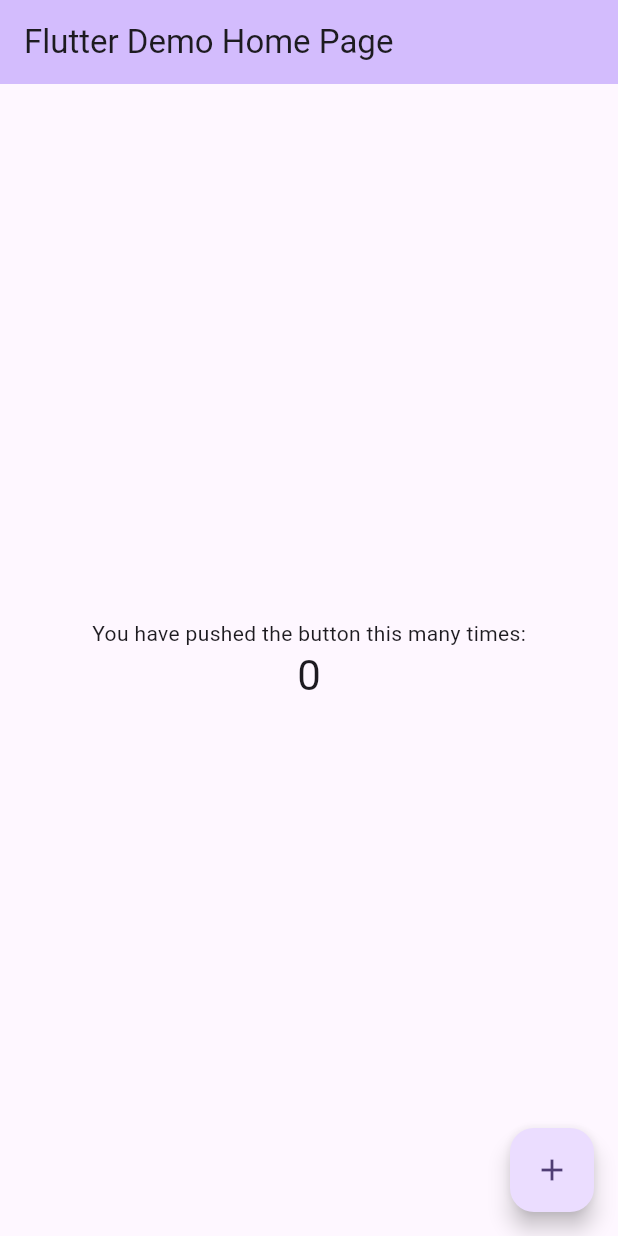
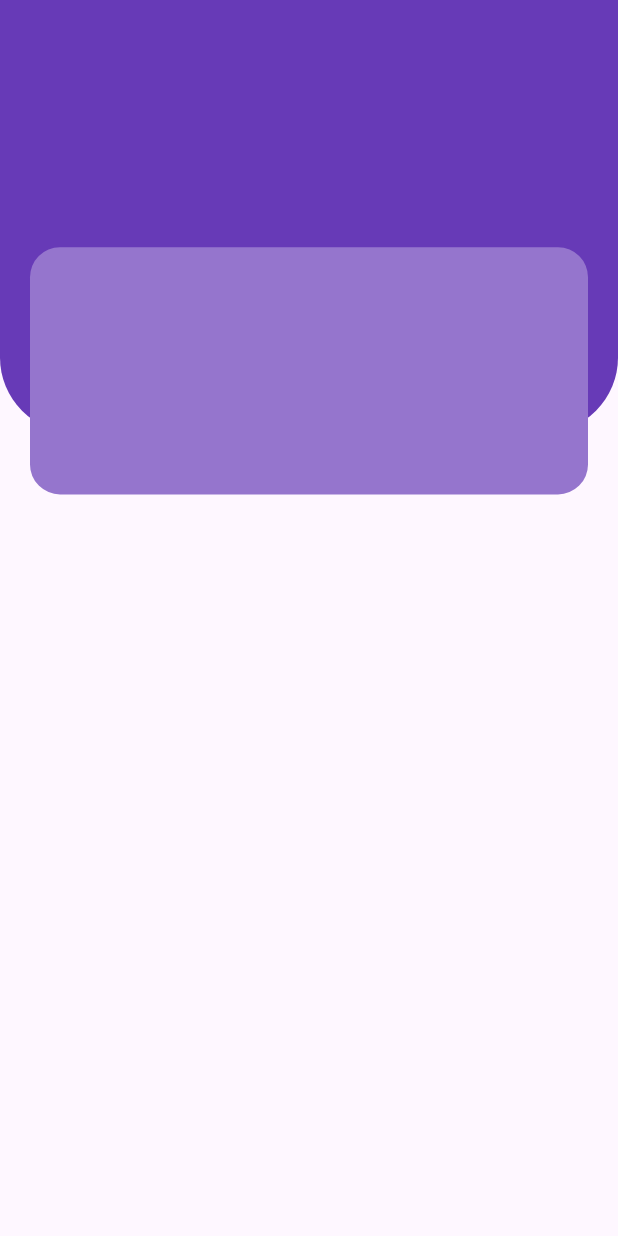
Before and after one commit to neamul-fahim/finance_management, a Flutter app: the screen it shows after launch, on a phone screen of 412 x 824 dp. Run offline on Flutter 3.47's test engine with Material 3 defaults, Android fonts, the phone set to English and light mode, and no system bars.

Commit message:
first commit

```diff
--- a/lib/main.dart
+++ b/lib/main.dart
@@ -1,3 +1,4 @@
+import 'package:finance_management/screens/home_page.dart';
 import 'package:flutter/material.dart';
 
 void main() {
@@ -31,95 +32,7 @@
         colorScheme: ColorScheme.fromSeed(seedColor: Colors.deepPurple),
         useMaterial3: true,
       ),
-      home: const MyHomePage(title: 'Flutter Demo Home Page'),
+      home: const HomePage(),
     );
   }
 }
-
-class MyHomePage extends StatefulWidget {
-  const MyHomePage({super.key, required this.title});
-
-  // This widget is the home page of your application. It is stateful, meaning
-  // that it has a State object (defined below) that contains fields that affect
-  // how it looks.
-
-  // This class is the configuration for the state. It holds the values (in this
-  // case the title) provided by the parent (in this case the App widget) and
-  // used by the build method of the State. Fields in a Widget subclass are
-  // always marked "final".
-
-  final String title;
-
-  @override
-  State<MyHomePage> createState() => _MyHomePageState();
-}
-
-class _MyHomePageState extends State<MyHomePage> {
-  int _counter = 0;
-
-  void _incrementCounter() {
-    setState(() {
-      // This call to setState tells the Flutter framework that something has
-      // changed in this State, which causes it to rerun the build method below
-      // so that the display can reflect the updated values. If we changed
-      // _counter without calling setState(), then the build method would not be
-      // called again, and so nothing would appear to happen.
-      _counter++;
-    });
-  }
-
-  @override
-  Widget build(BuildContext context) {
-    // This method is rerun every time setState is called, for instance as done
-    // by the _incrementCounter method above.
-    //
-    // The Flutter framework has been optimized to make rerunning build methods
-    // fast, so that you can just rebuild anything that needs updating rather
-    // than having to individually change instances of widgets.
-    return Scaffold(
-      appBar: AppBar(
-        // TRY THIS: Try changing the color here to a specific color (to
-        // Colors.amber, perhaps?) and trigger a hot reload to see the AppBar
-        // change color while the other colors stay the same.
-        backgroundColor: Theme.of(context).colorScheme.inversePrimary,
-        // Here we take the value from the MyHomePage object that was created by
-        // the App.build method, and use it to set our appbar title.
-        title: Text(widget.title),
-      ),
-      body: Center(
-        // Center is a layout widget. It takes a single child and positions it
-        // in the middle of the parent.
-        child: Column(
-          // Column is also a layout widget. It takes a list of children and
-          // arranges them vertically. By default, it sizes itself to fit its
-          // children horizontally, and tries to be as tall as its parent.
-          //
-          // Column has various properties to control how it sizes itself and
-          // how it positions its children. Here we use mainAxisAlignment to
-          // center the children vertically; the main axis here is the vertical
-          // axis because Columns are vertical (the cross axis would be
-          // horizontal).
-          //
-          // TRY THIS: Invoke "debug painting" (choose the "Toggle Debug Paint"
-          // action in the IDE, or press "p" in the console), to see the
-          // wireframe for each widget.
-          mainAxisAlignment: MainAxisAlignment.center,
-          children: <Widget>[
-            const Text(
-              'You have pushed the button this many times:',
-            ),
-            Text(
-              '$_counter',
-              style: Theme.of(context).textTheme.headlineMedium,
-            ),
-          ],
-        ),
-      ),
-      floatingActionButton: FloatingActionButton(
-        onPressed: _incrementCounter,
-        tooltip: 'Increment',
-        child: const Icon(Icons.add),
-      ), // This trailing comma makes auto-formatting nicer for build methods.
-    );
-  }
-}
--- /dev/null
+++ b/lib/screens/home_page.dart
@@ -0,0 +1,45 @@
+import 'package:flutter/material.dart';
+
+class HomePage extends StatelessWidget {
+  const HomePage({super.key});
+
+  @override
+  Widget build(BuildContext context) {
+
+    Size screenSize = MediaQuery.of(context).size;
+    return  Scaffold(
+      body: Column(
+            children: [
+                Stack(
+                  clipBehavior: Clip.none,
+                  children: [
+                    Container(
+                   height: screenSize.height*0.35,
+                      decoration: BoxDecoration(
+                        color: Colors.deepPurple,
+                        borderRadius: BorderRadius.only(bottomLeft: Radius.circular(50),bottomRight: Radius.circular(50),)
+
+                      ),
+                    ),
+
+                    Positioned(
+                      top: screenSize.height*0.2,
+                      left: 20,
+                      right: 20,
+                      child: Container(
+                        height: screenSize.height*0.2,
+                        width: screenSize.width,
+                        decoration: BoxDecoration(
+                          color: Colors.deepPurple.shade300,
+                          borderRadius: BorderRadius.all(Radius.circular(20)),
+                        ),
+                      ),
+                    )
+                  ],
+                )
+
+    ],
+      ),
+    );
+  }
+}
```
